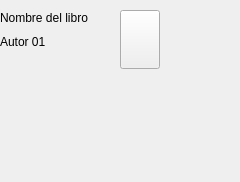
This is bqLibrary/ui/LibraryBookToCollectionItem.ui in bq/cervantes as Qt 5 draws it before an edit. The edited form follows.
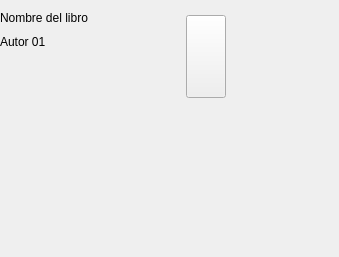
This is the edited form. Custom widgets are drawn as their Qt base class.

The edit to the form file:
```diff
--- a/bqLibrary/ui/LibraryBookToCollectionItem.ui
+++ b/bqLibrary/ui/LibraryBookToCollectionItem.ui
@@ -6,8 +6,8 @@
    <rect>
     <x>0</x>
     <y>0</y>
-    <width>240</width>
-    <height>182</height>
+    <width>339</width>
+    <height>257</height>
    </rect>
   </property>
   <property name="sizePolicy">
@@ -27,8 +27,8 @@
     <rect>
      <x>0</x>
      <y>0</y>
-     <width>240</width>
-     <height>55</height>
+     <width>339</width>
+     <height>78</height>
     </rect>
    </property>
    <property name="minimumSize">
@@ -39,8 +39,8 @@
    </property>
    <property name="maximumSize">
     <size>
-     <width>240</width>
-     <height>55</height>
+     <width>339</width>
+     <height>78</height>
     </size>
    </property>
    <property name="styleSheet">
@@ -84,8 +84,8 @@
          </property>
          <property name="maximumSize">
           <size>
-           <width>600</width>
-           <height>35</height>
+           <width>849</width>
+           <height>49</height>
           </size>
          </property>
          <property name="text">
@@ -118,7 +118,7 @@
          </property>
          <property name="maximumSize">
           <size>
-           <width>10000</width>
+           <width>14142</width>
            <height>16777215</height>
           </size>
          </property>
@@ -140,8 +140,8 @@
          </property>
          <property name="sizeHint" stdset="0">
           <size>
-           <width>20</width>
-           <height>40</height>
+           <width>28</width>
+           <height>57</height>
           </size>
          </property>
         </spacer>
@@ -159,8 +159,8 @@
       </property>
       <property name="sizeHint" stdset="0">
        <size>
-        <width>50</width>
-        <height>20</height>
+        <width>71</width>
+        <height>28</height>
        </size>
       </property>
      </spacer>
@@ -172,8 +172,8 @@
     <rect>
      <x>0</x>
      <y>0</y>
-     <width>160</width>
-     <height>80</height>
+     <width>226</width>
+     <height>113</height>
     </rect>
    </property>
    <layout class="QHBoxLayout" name="horizontalLayout">
@@ -190,8 +190,8 @@
       </property>
       <property name="sizeHint" stdset="0">
        <size>
-        <width>40</width>
-        <height>20</height>
+        <width>57</width>
+        <height>28</height>
        </size>
       </property>
      </spacer>
@@ -206,8 +206,8 @@
       </property>
       <property name="maximumSize">
        <size>
-        <width>50</width>
-        <height>59</height>
+        <width>71</width>
+        <height>83</height>
        </size>
       </property>
       <property name="text">
```
Left out of the diff: 10 changed lines with no effect on the pictures.
